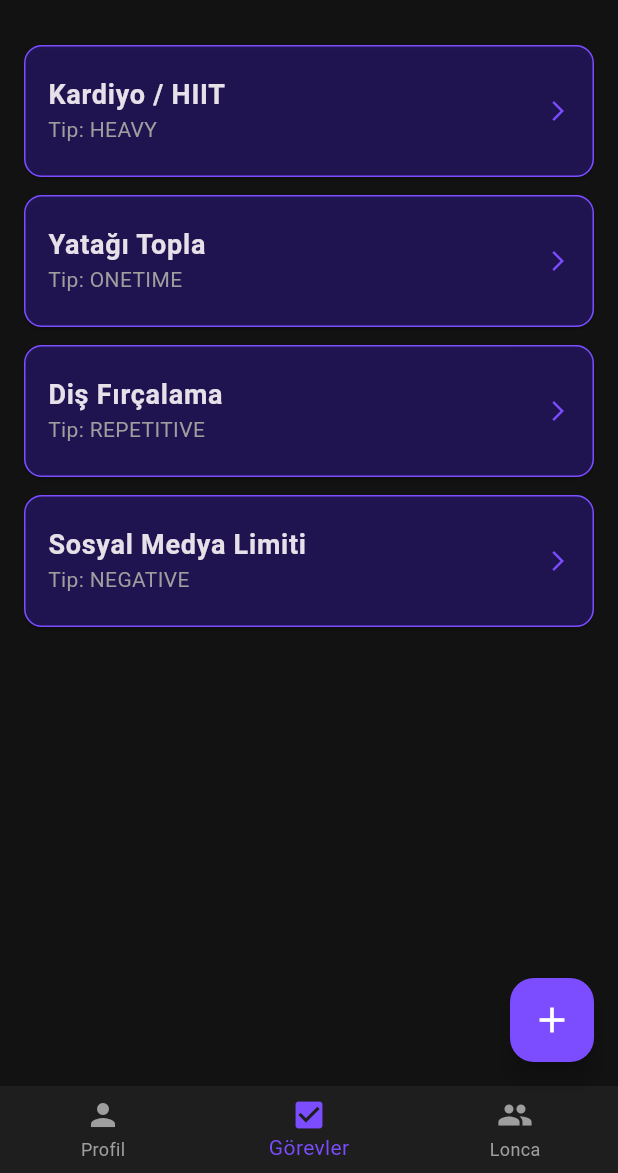
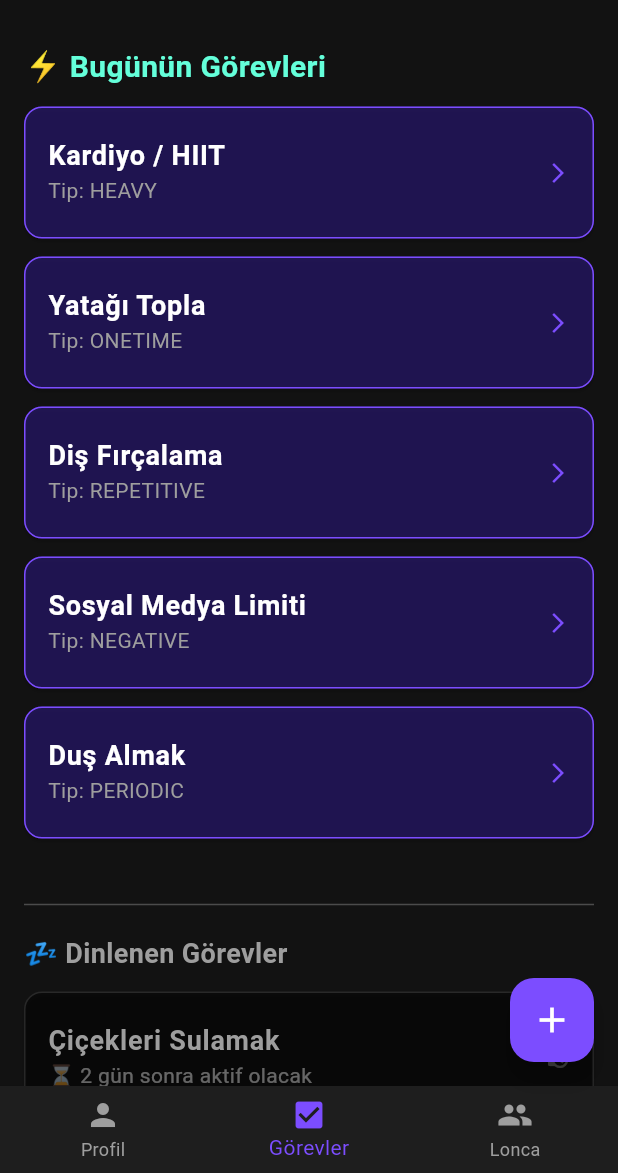
Before and after one commit to ahmettngz/mini_to_do_but_game, a Flutter app: the screen it shows after launch, on a phone screen of 412 x 824 dp, the part 63-1236 px from its top. Run offline on Flutter 3.47's test engine with Material 3 defaults, Android fonts, the phone set to English and light mode, and no system bars; our stand-ins replace video_player.

```diff
--- a/lib/data/repositories/mock_task_repository.dart
+++ b/lib/data/repositories/mock_task_repository.dart
@@ -53,6 +53,26 @@ class MockTaskRepository {
           bonusXpUnderLimit: 20,
         ),
       ),
+
+      // 5. Periyodik Görev (Bugün Aktif Olan - Duş Almak)
+      TaskModel(
+        id: "t_periodic_01",
+        title: "Duş Almak",
+        type: TaskType.periodic,
+        colorTheme: "pixel_blue",
+        periodicInterval: 2, // 2 günde bir
+        nextDueDate: DateTime.now().subtract(const Duration(days: 1)), // Dün veya bugün dolmuş (Yani AKTİF)
+      ),
+
+      // 6. Periyodik Görev (Dinlenen/Pasif Olan - Çiçekleri Sulamak)
+      TaskModel(
+        id: "t_periodic_02",
+        title: "Çiçekleri Sulamak",
+        type: TaskType.periodic,
+        colorTheme: "pixel_green",
+        periodicInterval: 3, // 3 günde bir
+        nextDueDate: DateTime.now().add(const Duration(days: 2)), // Yapılmasına daha 2 gün var (Yani PASİF)
+      ),
     ];
   }
 }
--- a/lib/domain/models/task_model.dart
+++ b/lib/domain/models/task_model.dart
@@ -1,4 +1,4 @@
-enum TaskType { heavy, oneTime, continuous, repetitive, negative }
+enum TaskType { heavy, oneTime, continuous, repetitive, negative, periodic }
 
 // KADEME (TIER) MODELİ: Kolay, Orta, Zor seçenekleri için
 class TaskTier {
@@ -33,6 +33,8 @@ class TaskModel {
   final int? baseXp; // Sadece "Bir Kerelik" görevler için
   final Map<String, TaskTier>? tiers; // Ağır, Sürekli ve Tekrar Odaklı görevler için (easy, medium, hard)
   final TaskQuota? quota; // Sadece Negatif görevler için
+  final int? periodicInterval; // Kaç günde bir yapılacak? (Örn: 2)
+  final DateTime? nextDueDate; // Bir sonraki yapılması gereken tarih
 
   TaskModel({
     required this.id,
@@ -42,5 +44,7 @@ class TaskModel {
     this.baseXp,
     this.tiers,
     this.quota,
+    this.periodicInterval,
+    this.nextDueDate,
   });
 }
--- /dev/null
+++ b/lib/domain/models/user_model.dart
@@ -0,0 +1,11 @@
+class UserModel {
+  int level;
+  int currentXp;
+  int xpToNextLevel;
+
+  UserModel({
+    this.level = 1,
+    this.currentXp = 0,
+    this.xpToNextLevel = 100 // İlk level için 100 XP gereksin
+  });
+}
--- a/lib/presentation/screens/add_task_screen.dart
+++ b/lib/presentation/screens/add_task_screen.dart
@@ -25,6 +25,7 @@ class _AddTaskScreenState extends State<AddTaskScreen> {
       case TaskType.continuous: return "Sürekli";
       case TaskType.repetitive: return "Tekrar Odaklı";
       case TaskType.negative: return "Negatif Görev";
+      case TaskType.periodic: return "Periyodik Görev";
     }
   }
 
@@ -41,6 +42,8 @@ class _AddTaskScreenState extends State<AddTaskScreen> {
         return "Günlük rutin olarak birden fazla kez yapılanlar. Örn: 3 kez Diş fırçalamak.";
       case TaskType.negative:
         return "Kaçınmak istediğiniz, kotası olan alışkanlıklar. Örn: Max 2 saat Sosyal medya.";
+      case TaskType.periodic:
+        return "Belirli aralıklarla yapılması gereken görevler. Örn: 2 günde bir Kitap okumak.";
     }
   }
 
--- a/lib/presentation/screens/main_layout.dart
+++ b/lib/presentation/screens/main_layout.dart
@@ -2,6 +2,9 @@ import 'package:flutter/material.dart';
 import '../viewmodels/task_viewmodel.dart';
 import 'tasks_screen.dart';
 import 'add_task_screen.dart';
+import 'profile_screen.dart';
+import '../viewmodels/user_viewmodel.dart';
+import 'social_screen.dart';
 
 class MainLayout extends StatefulWidget {
   const MainLayout({super.key});
@@ -15,12 +18,13 @@ class _MainLayoutState extends State<MainLayout> {
 
   // UYGULAMANIN HAFIZASI (ViewModel) BURADA BAŞLIYOR
   final TaskViewModel _taskViewModel = TaskViewModel();
+  final UserViewModel _userViewModel = UserViewModel();
 
   // Ekranlarımızı dinamik (get) hale getirdik ki içine _taskViewModel'ı verebilelim
   List<Widget> get _screens => [
-    const Center(child: Text('Sol Ekran: Hesap ve İstatistikler', style: TextStyle(fontSize: 20))),
+    ProfileScreen(userViewModel: _userViewModel, taskViewModel: _taskViewModel),
     TasksScreen(viewModel: _taskViewModel), // Yeni Listeleme Ekranımız!
-    const Center(child: Text('Sağ Ekran: Sosyal ve Lonca', style: TextStyle(fontSize: 20))),
+    SocialScreen(), // Sosyal Akış Ekranı];
   ];
 
   @override
--- a/lib/presentation/screens/tasks_screen.dart
+++ b/lib/presentation/screens/tasks_screen.dart
@@ -1,37 +1,79 @@
 import 'package:flutter/material.dart';
 import '../viewmodels/task_viewmodel.dart';
-import 'task_detail_screen.dart '; // Detay ekranını içeri aktarıyoruz
+import '../../domain/models/task_model.dart';
+import 'task_detail_screen.dart';
+
 class TasksScreen extends StatelessWidget {
-  final TaskViewModel viewModel; // Beynimiz buraya dışarıdan gelecek
+  final TaskViewModel viewModel;
 
   const TasksScreen({super.key, required this.viewModel});
 
+  // Görevin bugün aktif olup olmadığını kontrol eden matematik
+  bool _isActiveToday(TaskModel task) {
+    if (task.type != TaskType.periodic) return true; // Periyodik değilse her zaman aktiftir
+    if (task.nextDueDate == null) return true; // Tarih girilmemişse aktiftir
+
+    final now = DateTime.now();
+    // Eğer bugünün tarihi, görevin yapılması gereken tarihi geçmişse veya o günse aktiftir
+    return now.isAfter(task.nextDueDate!) || now.difference(task.nextDueDate!).inDays == 0;
+  }
+
   @override
   Widget build(BuildContext context) {
-    // ListenableBuilder: ViewModel'i dinler, yeni görev eklendiğinde SADECE bu listeyi günceller.
     return ListenableBuilder(
       listenable: viewModel,
       builder: (context, child) {
-        final tasks = viewModel.tasks; // Görevleri çekiyoruz
+        final allTasks = viewModel.tasks;
 
-        if (tasks.isEmpty) {
-          return const Center(
-            child: Text("Henüz bir görev yok.\nSağ alttaki + butonuna bas!", textAlign: TextAlign.center),
+        if (allTasks.isEmpty) {
+          return const Center(child: Text("Henüz bir görev yok.\nSağ alttaki + butonuna bas!", textAlign: TextAlign.center));
+        }
+
+        // Görevleri iki ayrı listeye ayırıyoruz
+        final activeTasks = allTasks.where((task) => _isActiveToday(task)).toList();
+        final inactiveTasks = allTasks.where((task) => !_isActiveToday(task)).toList();
+
+        return ListView(
+          padding: const EdgeInsets.all(16),
+          children: [
+            // --- AKTİF GÖREVLER BÖLÜMÜ ---
+            const Text("⚡ Bugünün Görevleri", style: TextStyle(fontSize: 20, fontWeight: FontWeight.bold, color: Colors.tealAccent)),
+            const SizedBox(height: 12),
+            if (activeTasks.isEmpty)
+              const Padding(padding: EdgeInsets.only(bottom: 24), child: Text("Bugün için tüm görevler tamam! 🎉", style: TextStyle(color: Colors.grey))),
+            ...activeTasks.map((task) => _buildTaskCard(context, task, isActive: true)),
+
+            const SizedBox(height: 24),
+
+            // --- DİNLENEN (PASİF) GÖREVLER BÖLÜMÜ ---
+            if (inactiveTasks.isNotEmpty) ...[
+              const Divider(color: Colors.white24),
+              const SizedBox(height: 12),
+              const Text("💤 Dinlenen Görevler", style: TextStyle(fontSize: 18, fontWeight: FontWeight.bold, color: Colors.grey)),
+              const SizedBox(height: 12),
+              ...inactiveTasks.map((task) => _buildTaskCard(context, task, isActive: false)),
+            ]
+          ],
+        );
+      },
     );
   }
 
-        // ListView.builder: Ekranda sadece görünen kısımları çizer, binlerce görev olsa bile telefonu kasmaz.
-        return ListView.builder(
-          padding: const EdgeInsets.all(16),
-          itemCount: tasks.length,
-          itemBuilder: (context, index) {
-            final task = tasks[index];
+  // Görev Kartını Çizen Yardımcı Fonksiyon
+  Widget _buildTaskCard(BuildContext context, TaskModel task, {required bool isActive}) {
+    String subtitleText = "Tip: ${task.type.name.toUpperCase()}";
 
-            // Retro Tarzı Görev Kartımız
+    // Eğer görev pasifse, "X gün kaldı" matematiğini yap
+    if (!isActive && task.nextDueDate != null) {
+      final daysLeft = task.nextDueDate!.difference(DateTime.now()).inDays;
+      subtitleText = "⏳ $daysLeft gün sonra aktif olacak";
+    }
+
     return Card(
-              color: Colors.deepPurple[900]?.withOpacity(0.5),
+      // Pasif görevlerin rengini soluklaştırarak (opacity) UI'da fark yaratıyoruz
+      color: isActive ? Colors.deepPurple[900]?.withOpacity(0.5) : Colors.black38,
       shape: RoundedRectangleBorder(
-                side: const BorderSide(color: Colors.deepPurpleAccent, width: 1),
+        side: BorderSide(color: isActive ? Colors.deepPurpleAccent : Colors.white12, width: 1),
         borderRadius: BorderRadius.circular(12),
       ),
       margin: const EdgeInsets.only(bottom: 12),
@@ -39,13 +81,15 @@ class TasksScreen extends StatelessWidget {
         contentPadding: const EdgeInsets.symmetric(horizontal: 16, vertical: 8),
         title: Text(
           task.title,
-                  style: const TextStyle(fontWeight: FontWeight.bold, fontSize: 18),
+          style: TextStyle(
+            fontWeight: FontWeight.bold,
+            fontSize: 18,
+            color: isActive ? Colors.white : Colors.grey, // Pasifse yazıyı da gri yap
           ),
-                subtitle: Text(
-                  "Tip: ${task.type.name.toUpperCase()}",
-                  style: const TextStyle(color: Colors.grey),
         ),
-                trailing: const Icon(Icons.arrow_forward_ios, size: 16, color: Colors.deepPurpleAccent),
+        subtitle: Text(subtitleText, style: TextStyle(color: isActive ? Colors.grey : Colors.white38)),
+        // Sadece aktif görevlerde sağ ok çıksın
+        trailing: isActive ? const Icon(Icons.arrow_forward_ios, size: 16, color: Colors.deepPurpleAccent) : const Icon(Icons.lock_clock, size: 16, color: Colors.white24),
         onTap: () {
           // Göreve tıklandığında Detay Ekranını aç
           Navigator.push(
@@ -62,9 +106,5 @@ class TasksScreen extends StatelessWidget {
         },
       ),
     );
-          },
-        );
-      },
-    );
   }
 }
--- /dev/null
+++ b/lib/presentation/viewmodels/user_viewmodel.dart
@@ -0,0 +1,22 @@
+import 'package:flutter/material.dart';
+import '../../domain/models/user_model.dart';
+
+class UserViewModel extends ChangeNotifier {
+  final UserModel _user = UserModel();
+
+  UserModel get user => _user;
+
+  // SİHİRLİ FONKSİYON: XP Ekleme ve Level Atlama
+  void addXp(int amount) {
+    _user.currentXp += amount;
+
+    // Eğer mevcut XP, gereken XP'yi geçerse LEVEL ATLA!
+    while (_user.currentXp >= _user.xpToNextLevel) {
+      _user.currentXp -= _user.xpToNextLevel; // Kalan XP'yi bir sonraki levele aktar
+      _user.level++; // Seviyeyi artır
+      _user.xpToNextLevel = (_user.xpToNextLevel * 1.5).toInt(); // Her levelda oyun %50 zorlaşsın
+    }
+
+    notifyListeners(); // Profil ekranına "Yeniden çizil, level atladık!" diye bağırır
+  }
+}
--- a/pubspec.yaml
+++ b/pubspec.yaml
@@ -30,6 +30,7 @@ environment:
 dependencies:
   flutter:
     sdk: flutter
+  video_player: ^2.8.1
 
   # The following adds the Cupertino Icons font to your application.
   # Use with the CupertinoIcons class for iOS style icons.
@@ -58,9 +59,8 @@ flutter:
   uses-material-design: true
 
   # To add assets to your application, add an assets section, like this:
-  # assets:
-  #   - images/a_dot_burr.jpeg
-  #   - images/a_dot_ham.jpeg
+  assets:
+    - assets/videos/boss_idle.mp4
 
   # An image asset can refer to one or more resolution-specific "variants", see
   # https://flutter.dev/to/resolution-aware-images
```
Also changed, not shown: lib/presentation/screens/profile_screen.dart (added, +180 -0 lines), lib/presentation/screens/social_screen.dart (added, +203 -0 lines), lib/presentation/screens/task_detail_screen.dart (+21 -6 lines), lib/presentation/widgets/pixel_boss_video.dart (added, +59 -0 lines), pubspec.lock, 7 other files. Lines whose indentation alone changed are shown as unchanged.
